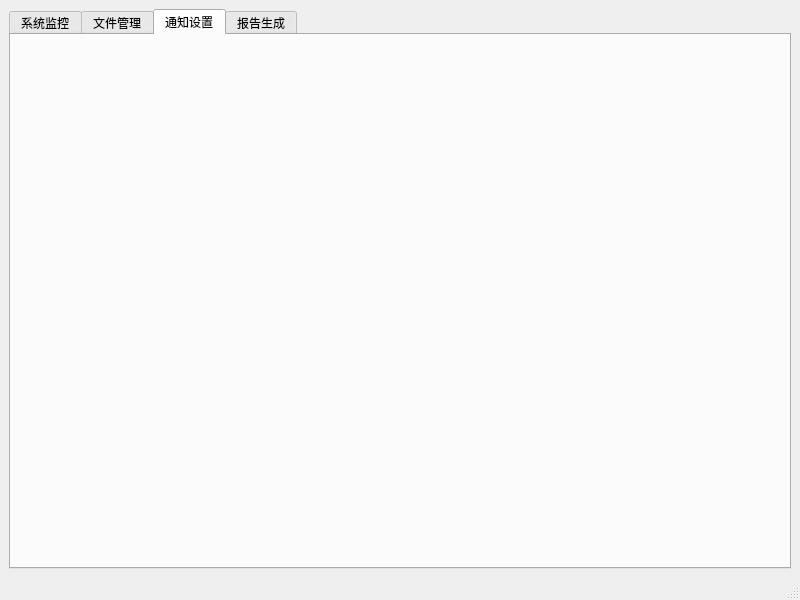
MrZhaoHC/system-monitor-automation, file ui/main_window.ui: the form before one commit.
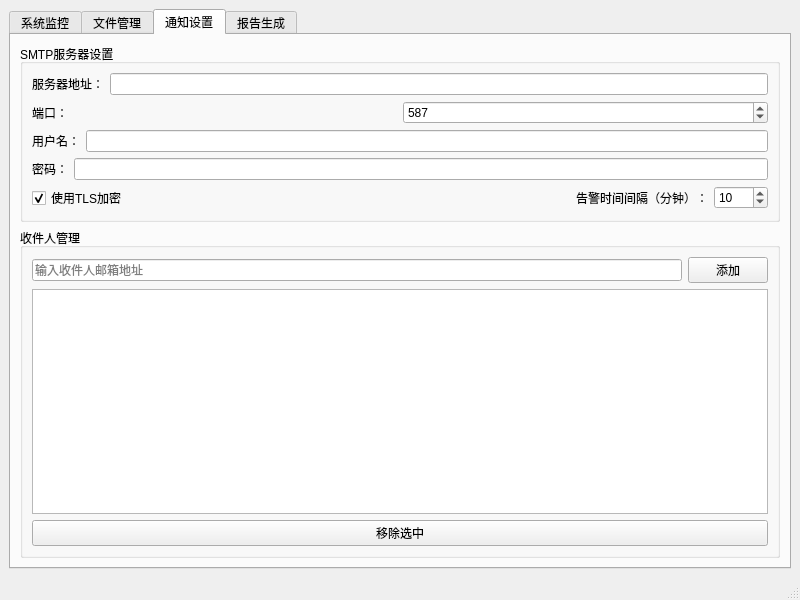
The form after the commit. The open tabs and pages were chosen to show the change.

Commit message: 添加邮件通知功能。（目前遗留问题，无法在规定间隔时间发送邮件）

The edit to the form file:
```diff
--- a/ui/main_window.ui
+++ b/ui/main_window.ui
@@ -228,6 +228,168 @@
        <attribute name="title">
         <string>通知设置</string>
        </attribute>
+       <layout class="QVBoxLayout" name="verticalLayout_9">
+        <item>
+         <widget class="QGroupBox" name="smtpGroupBox">
+          <property name="title">
+           <string>SMTP服务器设置</string>
+          </property>
+          <layout class="QVBoxLayout" name="verticalLayout_10">
+           <item>
+            <layout class="QHBoxLayout" name="horizontalLayout_7">
+             <item>
+              <widget class="QLabel" name="label_4">
+               <property name="text">
+                <string>服务器地址：</string>
+               </property>
+              </widget>
+             </item>
+             <item>
+              <widget class="QLineEdit" name="smtpServerLineEdit"/>
+             </item>
+            </layout>
+           </item>
+           <item>
+            <layout class="QHBoxLayout" name="horizontalLayout_8">
+             <item>
+              <widget class="QLabel" name="label_5">
+               <property name="text">
+                <string>端口：</string>
+               </property>
+              </widget>
+             </item>
+             <item>
+              <widget class="QSpinBox" name="smtpPortSpinBox">
+               <property name="maximum">
+                <number>65535</number>
+               </property>
+               <property name="value">
+                <number>587</number>
+               </property>
+              </widget>
+             </item>
+            </layout>
+           </item>
+           <item>
+            <layout class="QHBoxLayout" name="horizontalLayout_9">
+             <item>
+              <widget class="QLabel" name="label_6">
+               <property name="text">
+                <string>用户名：</string>
+               </property>
+              </widget>
+             </item>
+             <item>
+              <widget class="QLineEdit" name="smtpUsernameLineEdit"/>
+             </item>
+            </layout>
+           </item>
+           <item>
+            <layout class="QHBoxLayout" name="horizontalLayout_10">
+             <item>
+              <widget class="QLabel" name="label_7">
+               <property name="text">
+                <string>密码：</string>
+               </property>
+              </widget>
+             </item>
+             <item>
+              <widget class="QLineEdit" name="smtpPasswordLineEdit">
+               <property name="echoMode">
+                <enum>QLineEdit::Password</enum>
+               </property>
+              </widget>
+             </item>
+            </layout>
+           </item>
+           <item>
+            <layout class="QHBoxLayout" name="horizontalLayout_12">
+             <item>
+              <widget class="QCheckBox" name="useTlsCheckBox">
+               <property name="text">
+                <string>使用TLS加密</string>
+               </property>
+               <property name="checked">
+                <bool>true</bool>
+               </property>
+              </widget>
+             </item>
+             <item>
+              <spacer name="horizontalSpacer">
+               <property name="orientation">
+                <enum>Qt::Horizontal</enum>
+               </property>
+               <property name="sizeHint" stdset="0">
+                <size>
+                 <width>40</width>
+                 <height>20</height>
+                </size>
+               </property>
+              </spacer>
+             </item>
+             <item>
+              <widget class="QLabel" name="label_8">
+               <property name="text">
+                <string>告警时间间隔（分钟）：</string>
+               </property>
+              </widget>
+             </item>
+             <item>
+              <widget class="QSpinBox" name="alertIntervalSpinBox">
+               <property name="minimum">
+                <number>1</number>
+               </property>
+               <property name="maximum">
+                <number>1440</number>
+               </property>
+               <property name="value">
+                <number>10</number>
+               </property>
+              </widget>
+             </item>
+            </layout>
+           </item>
+          </layout>
+         </widget>
+        </item>
+        <item>
+         <widget class="QGroupBox" name="recipientsGroupBox">
+          <property name="title">
+           <string>收件人管理</string>
+          </property>
+          <layout class="QVBoxLayout" name="verticalLayout_11">
+           <item>
+            <layout class="QHBoxLayout" name="horizontalLayout_11">
+             <item>
+              <widget class="QLineEdit" name="recipientLineEdit">
+               <property name="placeholderText">
+                <string>输入收件人邮箱地址</string>
+               </property>
+              </widget>
+             </item>
+             <item>
+              <widget class="QPushButton" name="addRecipientButton">
+               <property name="text">
+                <string>添加</string>
+               </property>
+              </widget>
+             </item>
+            </layout>
+           </item>
+           <item>
+            <widget class="QListWidget" name="recipientsListWidget"/>
+           </item>
+           <item>
+            <widget class="QPushButton" name="removeRecipientButton">
+             <property name="text">
+              <string>移除选中</string>
+             </property>
+            </widget>
+           </item>
+          </layout>
+         </widget>
+        </item>
+       </layout>
       </widget>
       <widget class="QWidget" name="reportTab">
        <attribute name="title">
```
The commit also changes 9 other files.
